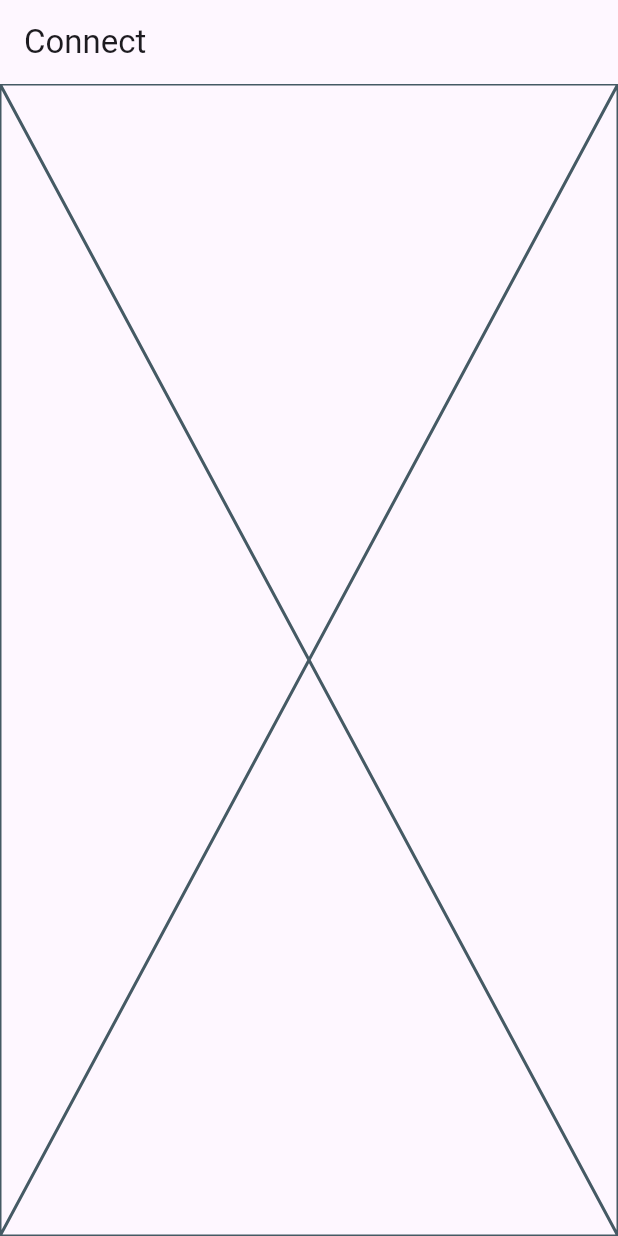
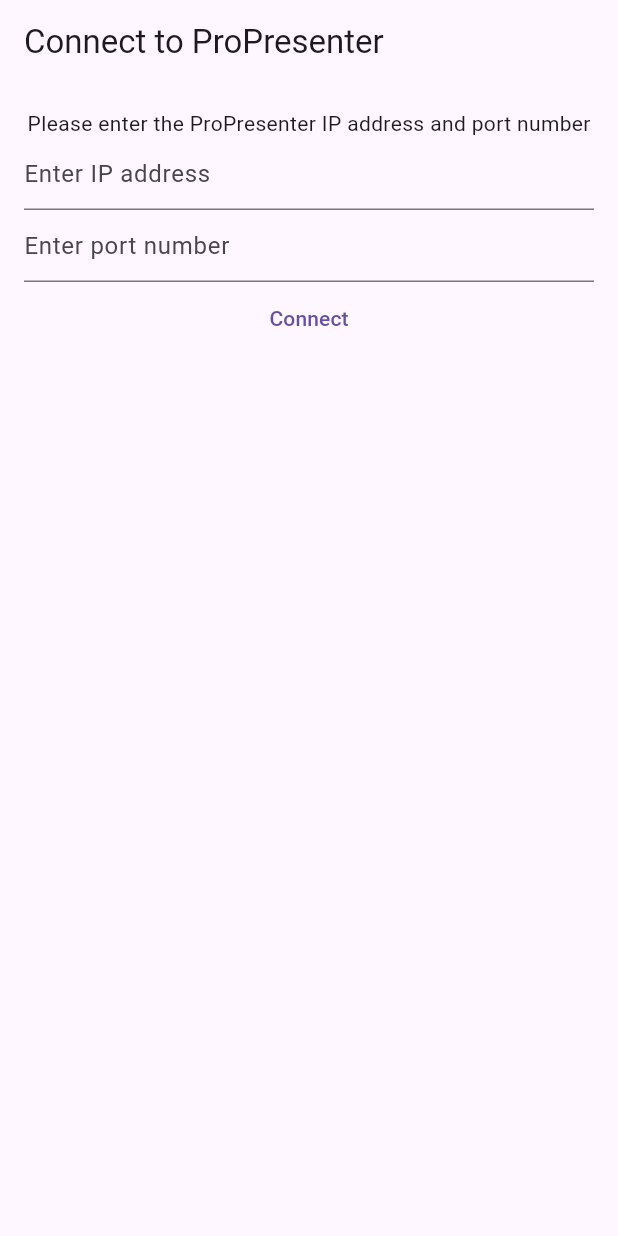
Before and after one commit to vladyago/presenterremote, a Flutter app: the screen it shows after launch, on a phone screen of 412 x 824 dp. Run offline on Flutter 3.47's test engine with Material 3 defaults, Android fonts, the phone set to English and light mode, and no system bars.

Commit message:
implements ConnectView functionality and updates dependancies

```diff
--- a/lib/main.dart
+++ b/lib/main.dart
@@ -19,8 +19,8 @@
       ),
       home: const HomePage(),
       routes: {
-        '/connect/': (context) => const ConnectView(),
-        '/presentation/': (context) => const PresentationView(),
+        ConnectView.routeName: (context) => const ConnectView(),
+        PresentationView.routeName: (context) => const PresentationView(),
       },
     );
   }
--- a/lib/views/connect_view.dart
+++ b/lib/views/connect_view.dart
@@ -1,20 +1,89 @@
 import 'package:flutter/material.dart';
+import 'package:http/http.dart' as http;
+import 'package:presenterremote/views/presentation_view.dart';
 
 class ConnectView extends StatefulWidget {
   const ConnectView({super.key});
+
+  static const routeName = '/connect/';
 
   @override
   State<ConnectView> createState() => _ConnectViewState();
 }
 
 class _ConnectViewState extends State<ConnectView> {
+  late final TextEditingController _ipaddress;
+  late final TextEditingController _port;
+
+  @override
+  void initState() {
+    _ipaddress = TextEditingController();
+    _port = TextEditingController();
+    super.initState();
+  }
+
+  @override
+  void dispose() {
+    _ipaddress.dispose();
+    _port.dispose();
+    super.dispose();
+  }
+
   @override
   Widget build(BuildContext context) {
     return Scaffold(
       appBar: AppBar(
-        title: const Text('Connect'),
+        title: const Text('Connect to ProPresenter'),
       ),
-      body: const Placeholder(),
+      body: Padding(
+        padding: const EdgeInsets.all(16.0),
+        child: Column(
+          children: [
+            const Text(
+                'Please enter the ProPresenter IP address and port number'),
+            TextField(
+              controller: _ipaddress,
+              enableSuggestions: false,
+              autocorrect: false,
+              keyboardType: TextInputType.url,
+              decoration: const InputDecoration(hintText: 'Enter IP address'),
+            ),
+            TextField(
+              controller: _port,
+              enableSuggestions: false,
+              autocorrect: false,
+              keyboardType: TextInputType.number,
+              decoration: const InputDecoration(hintText: 'Enter port number'),
+            ),
+            TextButton(
+              onPressed: () async {
+                String ipaddress = _ipaddress.text;
+                String port = _port.text;
+                final response = await http
+                    .get(Uri.parse('http://$ipaddress:$port/version'));
+                if (response.statusCode == 200) {
+                  // go to presentation
+                  goToPresentationScreen(ipaddress, port);
+                } else {
+                  throw Exception(response.statusCode);
+                }
+              },
+              child: const Text('Connect'),
+            ),
+          ],
+        ),
+      ),
+    );
+  }
+
+  void goToPresentationScreen(String ipAddress, String port) {
+    Navigator.of(context).pushNamedAndRemoveUntil(
+      PresentationView.routeName,
+      (route) => false,
+      arguments: {
+        'ipaddress': ipAddress,
+        'port': port,
+      },
     );
   }
 }
--- a/pubspec.yaml
+++ b/pubspec.yaml
@@ -34,10 +34,12 @@
   # The following adds the Cupertino Icons font to your application.
   # Use with the CupertinoIcons class for iOS style icons.
   cupertino_icons: ^1.0.2
-  bloc: ^8.1.2
-  flutter_bloc: ^8.1.3
+  bloc: ^8.1.4
+  flutter_bloc: ^8.1.5
   http: ^0.13.5
   json_annotation: ^4.8.1
+  shared_preferences: ^2.2.1
+  propresenter_api: ^0.3.0
 
 dev_dependencies:
   flutter_test:
```
Also changed, not shown: lib/services/presentation_service.dart (+104 -1 lines), lib/views/presentation_view.dart (+22 -4 lines), pubspec.lock, 9 other files.
